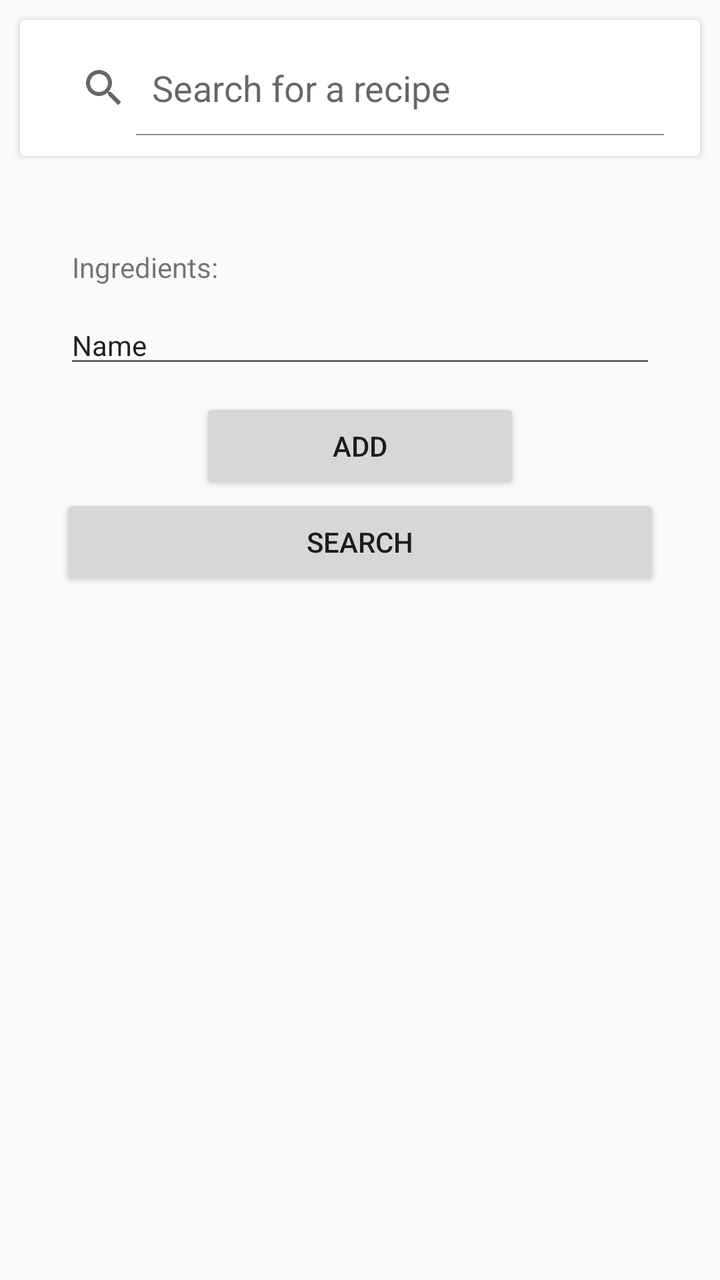
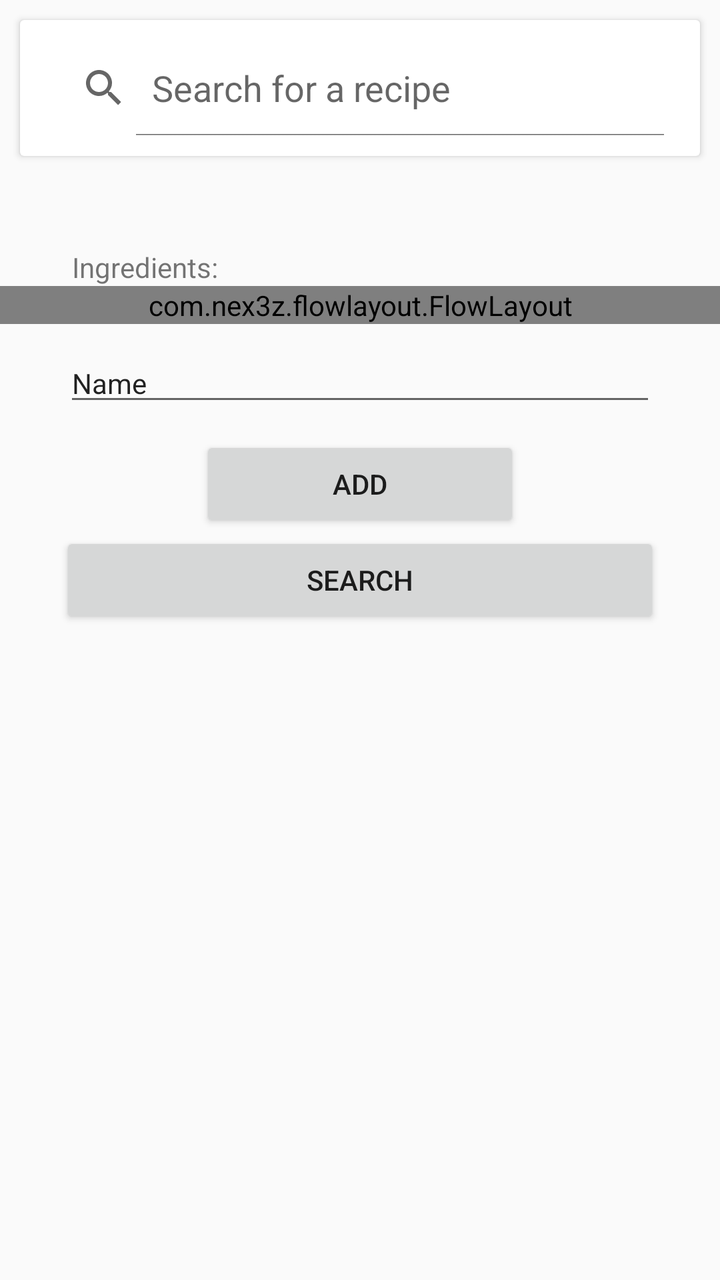

Screens rendered from an Android XML layout before and after an edit, with the pre-edit source and the edit as a unified diff.
<!-- AndroidManifest.xml: application theme AppTheme -->
<!-- res/layout/fragment_search.xml -->
<?xml version="1.0" encoding="utf-8"?>
<FrameLayout xmlns:android="http://schemas.android.com/apk/res/android"
    xmlns:app="http://schemas.android.com/apk/res-auto"
    xmlns:tools="http://schemas.android.com/tools"
    android:layout_width="match_parent"
    android:layout_height="match_parent"
    tools:context=".SearchFragment">

    


    <ScrollView
        android:layout_width="match_parent"
        android:layout_height="match_parent">

        <LinearLayout
            android:id="@+id/searchLinearLayout"
            android:layout_width="match_parent"
            android:layout_height="wrap_content"
            android:orientation="vertical">

            <android.support.v7.widget.CardView
                android:layout_width="match_parent"
                android:layout_height="match_parent"
                android:layout_margin="10dp">

                <SearchView
                    android:id="@+id/recipeSearchView"
                    android:layout_width="match_parent"
                    android:layout_height="match_parent"
                    android:layout_margin="10dp"
                    android:fadingEdge="horizontal|vertical"
                    android:iconifiedByDefault="false"
                    android:queryHint="Search for a recipe" />
            </android.support.v7.widget.CardView>


            <LinearLayout
                android:id="@+id/ingredientsLinearLayout"
                android:layout_width="match_parent"
                android:layout_height="match_parent"
                android:orientation="vertical">

                <TextView
                    android:id="@+id/recipeIngredientsFilterText"
                    android:layout_width="match_parent"
                    android:layout_height="wrap_content"
                    android:layout_marginEnd="32dp"
                    android:layout_marginStart="36dp"
                    android:layout_marginTop="36dp"
                    android:text="Ingredients:"
                    app:layout_constraintStart_toStartOf="parent"
                    app:layout_constraintTop_toBottomOf="@+id/recipeNameFilterText" />

                <EditText
                    android:id="@+id/recipeIngredientsFilterInput1"
                    android:layout_width="match_parent"
                    android:layout_height="match_parent"
                    android:layout_marginEnd="32dp"
                    android:layout_marginStart="32dp"
                    android:layout_marginTop="10dp"
                    android:ems="10"
                    android:inputType="textPersonName"
                    android:text="Name"
                    android:textSize="14sp" />

            </LinearLayout>

            <Button
                android:id="@+id/addIngredientsButton"
                android:layout_width="match_parent"
                android:layout_height="wrap_content"
                android:layout_marginEnd="100dp"
                android:layout_marginStart="100dp"
                android:layout_marginTop="10dp"
                android:text="Add" />

            <Button
                android:id="@+id/searchButton"
                android:layout_width="match_parent"
                android:layout_height="wrap_content"
                android:layout_marginEnd="30dp"
                android:layout_marginStart="30dp"
                android:layout_marginTop="0dp"
                android:text="Search"
                app:layout_constraintEnd_toEndOf="parent"
                app:layout_constraintTop_toBottomOf="@+id/recipeNameFilterTextInput" />
        </LinearLayout>
    </ScrollView>

</FrameLayout>
<!-- resources referenced by this layout -->
<resources>
  <style name="AppTheme" parent="Theme.AppCompat.Light.DarkActionBar">
          
          <item name="colorPrimary">@color/colorPrimary</item>
          <item name="colorPrimaryDark">@color/colorPrimaryDark</item>
          <item name="colorAccent">@color/colorAccent</item>
      </style>
  <color name="colorPrimary">#3F51B5</color>
  <color name="colorPrimaryDark">#303F9F</color>
  <color name="colorAccent">#FF4081</color>
</resources>

<!-- the commit's change to res/layout/fragment_search.xml (unified diff, before → after) -->
@@ -52,19 +52,38 @@
                     app:layout_constraintStart_toStartOf="parent"
                     app:layout_constraintTop_toBottomOf="@+id/recipeNameFilterText" />
 
-                <EditText
-                    android:id="@+id/recipeIngredientsFilterInput1"
+                
+                    
+                    
+                    
+                    
+                    
+                    
+
+                <com.nex3z.flowlayout.FlowLayout
+                    xmlns:app="http://schemas.android.com/apk/res-auto"
+                    android:id="@+id/searchFlowLayout"
                     android:layout_width="match_parent"
-                    android:layout_height="match_parent"
-                    android:layout_marginEnd="32dp"
-                    android:layout_marginStart="32dp"
-                    android:layout_marginTop="10dp"
-                    android:ems="10"
-                    android:inputType="textPersonName"
-                    android:text="Name"
-                    android:textSize="14sp" />
+                    android:layout_height="wrap_content"
+                    app:flChildSpacing="auto"
+                    app:flChildSpacingForLastRow="align"
+                    app:flRowSpacing="8dp">
+
+                </com.nex3z.flowlayout.FlowLayout>
 
             </LinearLayout>
+
+            <EditText
+                android:id="@+id/recipeIngredientsFilterInput1"
+                android:layout_width="match_parent"
+                android:layout_height="match_parent"
+                android:layout_marginEnd="32dp"
+                android:layout_marginStart="32dp"
+                android:layout_marginTop="10dp"
+                android:ems="10"
+                android:inputType="textPersonName"
+                android:text="Name"
+                android:textSize="14sp" />
 
             <Button
                 android:id="@+id/addIngredientsButton"
@@ -73,6 +92,7 @@
                 android:layout_marginEnd="100dp"
                 android:layout_marginStart="100dp"
                 android:layout_marginTop="10dp"
+                android:onClick="addIngredientToList"
                 android:text="Add" />
 
             <Button
@@ -85,6 +105,7 @@
                 android:text="Search"
                 app:layout_constraintEnd_toEndOf="parent"
                 app:layout_constraintTop_toBottomOf="@+id/recipeNameFilterTextInput" />
+
         </LinearLayout>
     </ScrollView>
 
